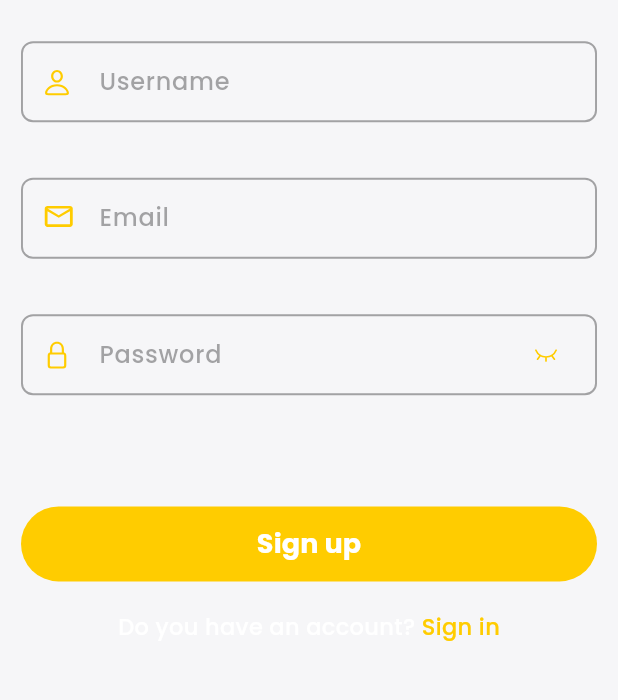
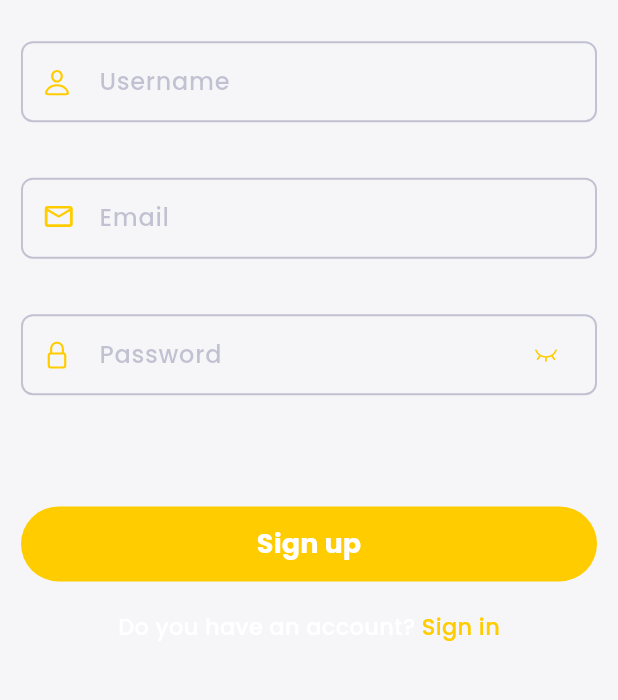
Before and after one commit to mohamedalsamrai/movie_rating_app, a Flutter app: the screen it shows after launch, after a tap on "Join now", on a phone screen of 412 x 824 dp, the part 400-1100 px from its top. Run offline on Flutter 3.47's test engine with Material 3 defaults, Android fonts, the phone set to English and light mode, and no system bars; our stand-ins replace flutter_svg, go_router; generated files the repository leaves out were written again.

Commit message:
Fix custom colors

```diff
--- a/lib/main.dart
+++ b/lib/main.dart
@@ -1,6 +1,7 @@
 import 'package:flutter/material.dart';
 import 'package:flutter_gen/gen_l10n/app_localizations.dart';
 import 'package:movie_rating_app/navigation/router.dart';
+import 'package:movie_rating_app/utils/constants.dart';
 
 void main() {
   runApp(const MovieApp());
@@ -14,8 +15,8 @@
     return MaterialApp.router(
       debugShowCheckedModeBanner: false,
       theme: ThemeData(
-          fontFamily: "Poppins",
-          scaffoldBackgroundColor: const Color(0x09090942)
+        fontFamily: "Poppins",
+        scaffoldBackgroundColor: Constants.scaffoldBackgroundColor
       ),
       routerConfig: router,
       localizationsDelegates: AppLocalizations.localizationsDelegates,
--- a/lib/screens/sign_up_screen.dart
+++ b/lib/screens/sign_up_screen.dart
@@ -2,6 +2,7 @@ import 'package:flutter/material.dart';
 import 'package:flutter_gen/gen_l10n/app_localizations.dart';
 import 'package:go_router/go_router.dart';
 import 'package:movie_rating_app/navigation/nav_destinations.dart';
+import 'package:movie_rating_app/utils/constants.dart';
 import 'package:movie_rating_app/utils/dimens.dart';
 import 'package:movie_rating_app/widgets/custom_button.dart';
 import 'package:movie_rating_app/widgets/custom_text_field.dart';
@@ -60,7 +61,7 @@ class _SignUpScreenState extends State<SignUpScreen> {
                 SizedBox(height: MediaQuery.of(context).size.height * 0.09),
                 CustomButton(
                   text: AppLocalizations.of(context)!.signUp,
-                  color: const Color(0xffFFCC00),
+                  color: Constants.mainColor,
                   onTap: () {
                     Navigator.push(
                       context,
@@ -88,7 +89,7 @@ class _SignUpScreenState extends State<SignUpScreen> {
                       child: Text(
                         AppLocalizations.of(context)!.signIn,
                         style: TextStyle(
-                          color: const Color(0xffFFCC00),
+                          color: Constants.mainColor,
                           fontFamily: "Poppins",
                           fontWeight: FontWeight.w500,
                           fontSize: Dimens.getAppDimens(context).fontSize15
--- a/lib/screens/welcome_screen.dart
+++ b/lib/screens/welcome_screen.dart
@@ -2,6 +2,7 @@ import 'package:flutter/material.dart';
 import 'package:flutter_gen/gen_l10n/app_localizations.dart';
 import 'package:go_router/go_router.dart';
 import 'package:movie_rating_app/navigation/nav_destinations.dart';
+import 'package:movie_rating_app/utils/constants.dart';
 import 'package:movie_rating_app/utils/dimens.dart';
 import 'package:movie_rating_app/widgets/custom_button.dart';
 
@@ -68,14 +69,14 @@ class WelcomeScreen extends StatelessWidget {
                   // Join Now Button
                   CustomButton(
                     text: AppLocalizations.of(context)!.joinNow,
-                    color: const Color(0xffFFCC00),
+                    color: Constants.mainColor,
                     onTap: () { context.goNamed(NavDestinations.signUp.name); },
                   ),
                   SizedBox(height: Dimens.getAppDimens(context).size20),
                   // Sign In Button
                   CustomButton(
                     text: AppLocalizations.of(context)!.signIn,
-                    color: const Color(0x54545657),
+                    color: Constants.secondaryButtonColor,
                     onTap: () { context.goNamed(NavDestinations.signIn.name); },
                   )
                 ],
--- a/lib/utils/constants.dart
+++ b/lib/utils/constants.dart
@@ -2,4 +2,7 @@ import 'package:flutter/material.dart';
 
 class Constants {
   static const Color mainColor = Color(0xFFFFCC00);
+  static const Color scaffoldBackgroundColor = Color(0x09090942);
+  static const Color secondaryButtonColor = Color(0x54545657);
+  static const Color customTextFieldColor = Color(0x54545685);
 }
--- a/lib/widgets/custom_text_field.dart
+++ b/lib/widgets/custom_text_field.dart
@@ -1,5 +1,6 @@
 import 'package:flutter/material.dart';
 import 'package:flutter_svg/svg.dart';
+import 'package:movie_rating_app/utils/constants.dart';
 import 'package:movie_rating_app/utils/dimens.dart';
 
 class CustomTextField extends StatefulWidget {
@@ -35,11 +36,11 @@ class _CustomTextFieldState extends State<CustomTextField> {
         onChanged: widget.onChanged,
         controller: widget.controller,
         obscureText: widget.isPassField != null ? passState : false,
-        style: const TextStyle(color: Color(0xffffffff)),
-        cursorColor: const Color(0xffFFCC00),
+        style: const TextStyle(color: Colors.white),
+        cursorColor: Constants.mainColor,
         decoration: InputDecoration(
           hintText: widget.hintText,
-          hintStyle: const TextStyle(color: Color.fromARGB(133, 84, 84, 86)),
+          hintStyle: const TextStyle(color: Constants.customTextFieldColor),
           suffixIcon: widget.isPassField != null
             ? Padding(
               padding: const EdgeInsets.all(10),
@@ -62,7 +63,7 @@ class _CustomTextFieldState extends State<CustomTextField> {
             ),
             borderSide: BorderSide(
               width: Dimens.getAppDimens(context).customTextFieldBorder,
-              color: const Color(0xffFFCC00)
+              color: Constants.mainColor
             )
           ),
           enabledBorder: OutlineInputBorder(
@@ -71,7 +72,7 @@ class _CustomTextFieldState extends State<CustomTextField> {
               ),
             borderSide: BorderSide(
               width: Dimens.getAppDimens(context).customTextFieldBorder,
-              color: const Color.fromARGB(133, 84, 84, 86)
+              color: Constants.customTextFieldColor
             )
           ),
         ),
```
